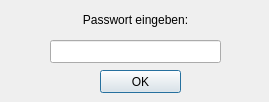
minutogit/eMinuto-Desktop-Prototype, file src/gui/qt/ui_components/dialog_enter_password.ui: the form before one commit.
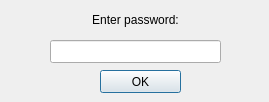
The form after the commit.

The edit to the form file:
```diff
--- a/src/gui/qt/ui_components/dialog_enter_password.ui
+++ b/src/gui/qt/ui_components/dialog_enter_password.ui
@@ -48,7 +48,7 @@
     <number>-1</number>
    </property>
    <property name="text">
-    <string>Passwort eingeben:</string>
+    <string>Enter password:</string>
    </property>
    <property name="alignment">
     <set>Qt::AlignCenter</set>
```
Left out of the diff: 2 changed lines with no effect on the pictures.
